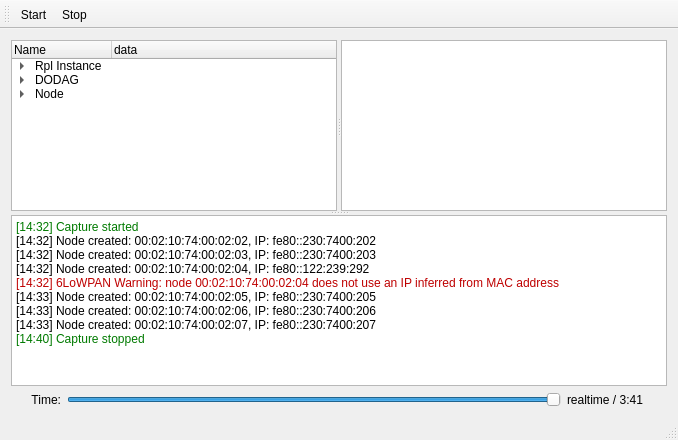
Before: the Qt Designer form MainWindow.ui in cetic/foren6-gui-qt, drawn with Qt 5.
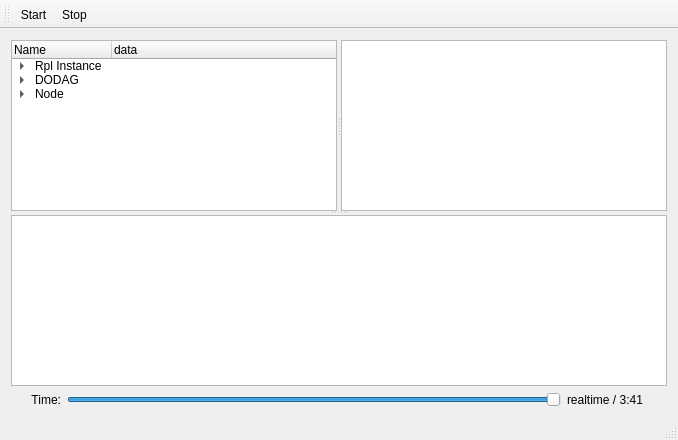
After: the same form once the commit is applied. Icons and pictures are not drawn.

Commit message: Use of link's accessor and added version slider implementation, viewing older WSN topology is now possible using this slider (but seems to be buggy, the WSN state is not always the same for a given version)

Diff of the .ui file:
```diff
--- a/MainWindow.ui
+++ b/MainWindow.ui
@@ -198,15 +198,7 @@
 &lt;html&gt;&lt;head&gt;&lt;meta name=&quot;qrichtext&quot; content=&quot;1&quot; /&gt;&lt;style type=&quot;text/css&quot;&gt;
 p, li { white-space: pre-wrap; }
 &lt;/style&gt;&lt;/head&gt;&lt;body style=&quot; font-family:'DejaVu Sans'; font-size:9pt; font-weight:400; font-style:normal;&quot;&gt;
-&lt;p style=&quot; margin-top:0px; margin-bottom:0px; margin-left:0px; margin-right:0px; -qt-block-indent:0; text-indent:0px;&quot;&gt;&lt;span style=&quot; color:#007a00;&quot;&gt;[14:32] Capture started&lt;/span&gt;&lt;/p&gt;
-&lt;p style=&quot; margin-top:0px; margin-bottom:0px; margin-left:0px; margin-right:0px; -qt-block-indent:0; text-indent:0px;&quot;&gt;[14:32] Node created: 00:02:10:74:00:02:02, IP: fe80::230:7400:202&lt;/p&gt;
-&lt;p style=&quot; margin-top:0px; margin-bottom:0px; margin-left:0px; margin-right:0px; -qt-block-indent:0; text-indent:0px;&quot;&gt;[14:32] Node created: 00:02:10:74:00:02:03, IP: fe80::230:7400:203&lt;/p&gt;
-&lt;p style=&quot; margin-top:0px; margin-bottom:0px; margin-left:0px; margin-right:0px; -qt-block-indent:0; text-indent:0px;&quot;&gt;[14:32] Node created: 00:02:10:74:00:02:04, IP: fe80::122:239:292&lt;/p&gt;
-&lt;p style=&quot; margin-top:0px; margin-bottom:0px; margin-left:0px; margin-right:0px; -qt-block-indent:0; text-indent:0px;&quot;&gt;&lt;span style=&quot; color:#be0000;&quot;&gt;[14:32] 6LoWPAN Warning: node 00:02:10:74:00:02:04 does not use an IP inferred from MAC address&lt;/span&gt;&lt;/p&gt;
-&lt;p style=&quot; margin-top:0px; margin-bottom:0px; margin-left:0px; margin-right:0px; -qt-block-indent:0; text-indent:0px;&quot;&gt;[14:33] Node created: 00:02:10:74:00:02:05, IP: fe80::230:7400:205&lt;/p&gt;
-&lt;p style=&quot; margin-top:0px; margin-bottom:0px; margin-left:0px; margin-right:0px; -qt-block-indent:0; text-indent:0px;&quot;&gt;[14:33] Node created: 00:02:10:74:00:02:06, IP: fe80::230:7400:206&lt;/p&gt;
-&lt;p style=&quot; margin-top:0px; margin-bottom:0px; margin-left:0px; margin-right:0px; -qt-block-indent:0; text-indent:0px;&quot;&gt;[14:33] Node created: 00:02:10:74:00:02:07, IP: fe80::230:7400:207&lt;/p&gt;
-&lt;p style=&quot; margin-top:0px; margin-bottom:0px; margin-left:0px; margin-right:0px; -qt-block-indent:0; text-indent:0px;&quot;&gt;&lt;span style=&quot; color:#007a00;&quot;&gt;[14:40] Capture stopped&lt;/span&gt;&lt;/p&gt;&lt;/body&gt;&lt;/html&gt;</string>
+&lt;p style=&quot;-qt-paragraph-type:empty; margin-top:0px; margin-bottom:0px; margin-left:0px; margin-right:0px; -qt-block-indent:0; text-indent:0px;&quot;&gt;&lt;br /&gt;&lt;/p&gt;&lt;/body&gt;&lt;/html&gt;</string>
        </property>
       </widget>
      </widget>
```
Left out of the diff: 7 changed lines with no effect on the pictures. The commit also changes 7 other files.
